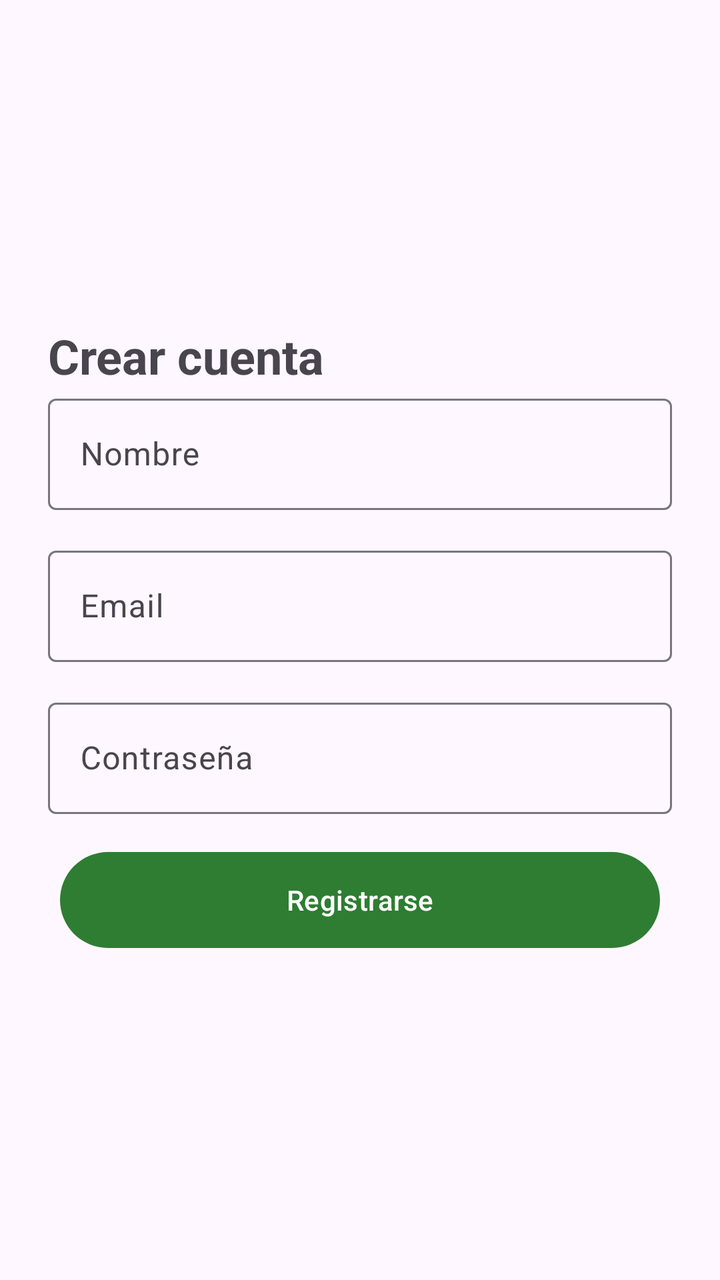
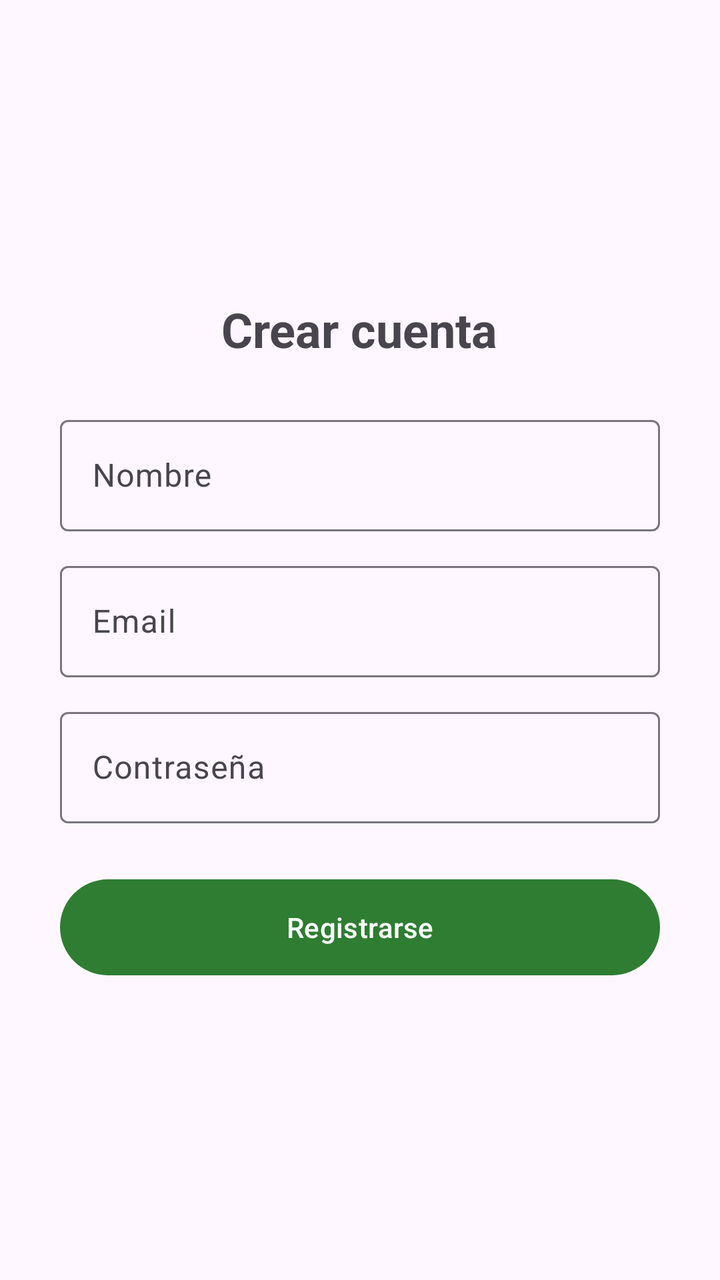

Compare the two renders of this Android layout. The source of the first and the diff that turns it into the second are given below.
<!-- AndroidManifest.xml: application theme Theme.CestaFamiliar -->
<!-- res/layout/activity_crearcuenta.xml -->
<?xml version="1.0" encoding="utf-8"?>
<LinearLayout xmlns:android="http://schemas.android.com/apk/res/android"
    xmlns:app="http://schemas.android.com/apk/res-auto"
    android:id="@+id/layout_crear_cuenta"
    android:layout_width="match_parent"
    android:layout_height="match_parent"
    android:gravity="center"
    android:orientation="vertical"
    android:padding="24dp">

    <TextView
        android:id="@+id/tv_titulo"
        android:layout_width="match_parent"
        android:layout_height="wrap_content"
        android:text="@string/title_crear_cuenta"
        android:textSize="24sp"
        android:textStyle="bold" />

    <com.google.android.material.textfield.TextInputLayout
        android:id="@+id/til_nombre"
        android:layout_width="match_parent"
        android:layout_height="76dp"
        app:hintAnimationEnabled="false">

        <com.google.android.material.textfield.TextInputEditText
            android:id="@+id/et_nombre"
            android:layout_width="match_parent"
            android:layout_height="wrap_content"
            android:hint="@string/hint_nombre"
            android:inputType="text" />
    </com.google.android.material.textfield.TextInputLayout>

    <com.google.android.material.textfield.TextInputLayout
        android:id="@+id/til_email"
        android:layout_width="match_parent"
        android:layout_height="76dp"
        app:hintAnimationEnabled="false">

        <com.google.android.material.textfield.TextInputEditText
            android:id="@+id/et_email"
            android:layout_width="match_parent"
            android:layout_height="wrap_content"
            android:hint="@string/hint_email"
            android:inputType="textEmailAddress" />
    </com.google.android.material.textfield.TextInputLayout>

    <com.google.android.material.textfield.TextInputLayout
        android:id="@+id/til_password"
        android:layout_width="match_parent"
        android:layout_height="76dp"
        app:hintAnimationEnabled="false">

        <com.google.android.material.textfield.TextInputEditText
            android:id="@+id/et_password"
            android:layout_width="match_parent"
            android:layout_height="wrap_content"
            android:hint="@string/hint_password"
            android:inputType="textPassword" />
    </com.google.android.material.textfield.TextInputLayout>

    <com.google.android.material.button.MaterialButton
        android:id="@+id/btn_registrarse"
        android:layout_width="300dp"
        android:layout_height="56dp"
        android:text="@string/btn_registrarse"
        app:backgroundTint="@color/green_primary"
        app:rippleColor="@color/green_ripple" />

</LinearLayout>
<!-- resources referenced by this layout -->
<resources>
  <color name="green_primary">#2E7D32</color>
  <color name="green_ripple">#4D2E7D32</color>
  <string name="btn_registrarse">Registrarse</string>
  <string name="hint_email">Email</string>
  <string name="hint_nombre">Nombre</string>
  <string name="hint_password">Contraseña</string>
  <string name="title_crear_cuenta">Crear cuenta</string>
  <style name="Theme.CestaFamiliar" parent="Base.Theme.CestaFamiliar" />
  <style name="Base.Theme.CestaFamiliar" parent="Theme.Material3.DayNight.NoActionBar">
          <item name="colorPrimary">@color/green_primary</item>
          <item name="colorOnPrimary">@color/green_on_primary</item>
          <item name="colorPrimaryContainer">@color/green_primary_container</item>
          <item name="colorOnPrimaryContainer">@color/green_on_primary_container</item>
          <item name="colorSecondary">@color/green_secondary</item>
          <item name="colorOnSecondary">@color/green_on_secondary</item>
          <item name="colorControlHighlight">@color/green_ripple</item>
      </style>
  <color name="green_on_primary">#FFFFFF</color>
  <color name="green_primary_container">#DCEDC8</color>
  <color name="green_on_primary_container">#1B5E20</color>
  <color name="green_secondary">#43A047</color>
  <color name="green_on_secondary">#FFFFFF</color>
</resources>

<!-- the commit's change to res/layout/activity_crearcuenta.xml (unified diff, before → after) -->
@@ -10,16 +10,21 @@
 
     <TextView
         android:id="@+id/tv_titulo"
-        android:layout_width="match_parent"
+        android:layout_width="wrap_content"
         android:layout_height="wrap_content"
+        android:layout_gravity="center"
+        android:layout_marginBottom="24dp"
         android:text="@string/title_crear_cuenta"
+        android:textAlignment="center"
         android:textSize="24sp"
         android:textStyle="bold" />
 
     <com.google.android.material.textfield.TextInputLayout
         android:id="@+id/til_nombre"
-        android:layout_width="match_parent"
-        android:layout_height="76dp"
+        android:layout_width="300dp"
+        android:layout_height="wrap_content"
+        android:layout_gravity="center"
+        android:layout_marginBottom="12dp"
         app:hintAnimationEnabled="false">
 
         <com.google.android.material.textfield.TextInputEditText
@@ -32,8 +37,10 @@
 
     <com.google.android.material.textfield.TextInputLayout
         android:id="@+id/til_email"
-        android:layout_width="match_parent"
-        android:layout_height="76dp"
+        android:layout_width="300dp"
+        android:layout_height="wrap_content"
+        android:layout_gravity="center"
+        android:layout_marginBottom="12dp"
         app:hintAnimationEnabled="false">
 
         <com.google.android.material.textfield.TextInputEditText
@@ -46,8 +53,10 @@
 
     <com.google.android.material.textfield.TextInputLayout
         android:id="@+id/til_password"
-        android:layout_width="match_parent"
-        android:layout_height="76dp"
+        android:layout_width="300dp"
+        android:layout_height="wrap_content"
+        android:layout_gravity="center"
+        android:layout_marginBottom="24dp"
         app:hintAnimationEnabled="false">
 
         <com.google.android.material.textfield.TextInputEditText
@@ -62,6 +71,7 @@
         android:id="@+id/btn_registrarse"
         android:layout_width="300dp"
         android:layout_height="56dp"
+        android:layout_gravity="center"
         android:text="@string/btn_registrarse"
         app:backgroundTint="@color/green_primary"
         app:rippleColor="@color/green_ripple" />
